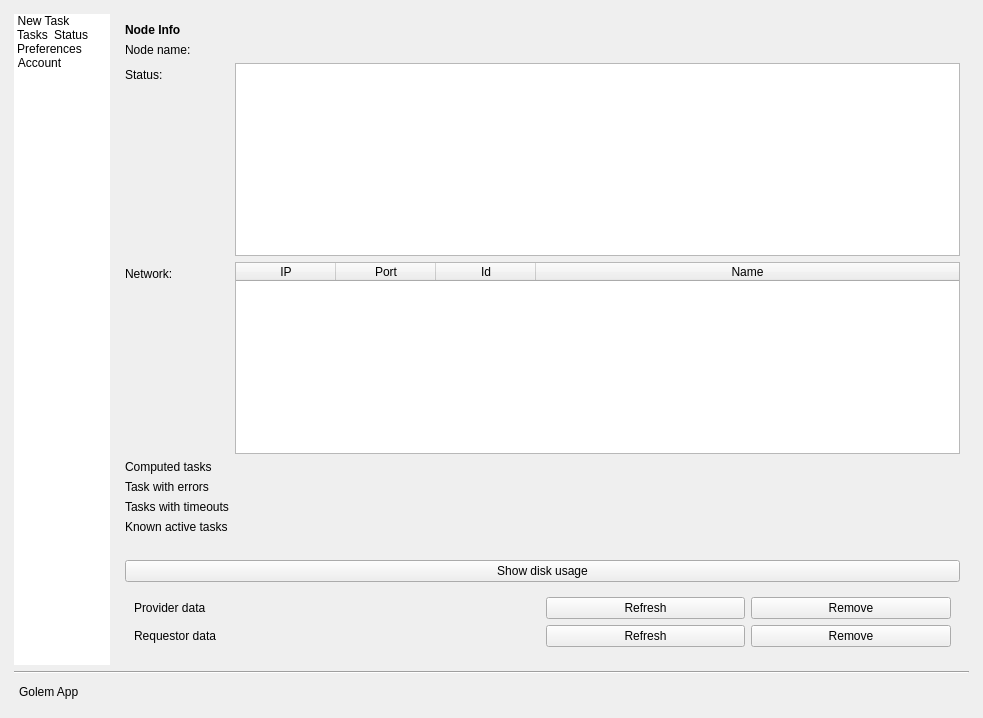
Before: the Qt Designer form gnr/ui/AppMainWindow.ui in golemfactory/clay, drawn with Qt 5.
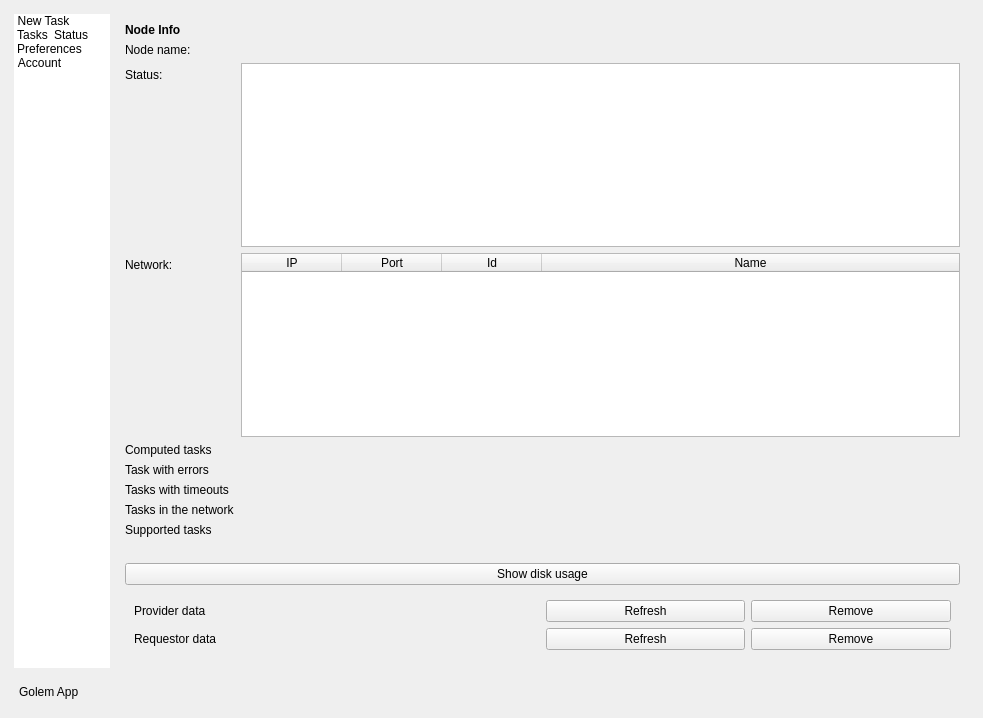
After: the same form once the commit is applied. The open tabs and pages were chosen to show the change. Icons and pictures are not drawn. Custom widgets are drawn as their Qt base class.

Commit message: Information about computed tasks

Diff of the .ui file:
```diff
--- a/gnr/ui/AppMainWindow.ui
+++ b/gnr/ui/AppMainWindow.ui
@@ -1479,7 +1479,7 @@
                    <string>Number of active tasks in Golem Net. </string>
                   </property>
                   <property name="text">
-                   <string>Known active tasks</string>
+                   <string>Tasks in the network</string>
                   </property>
                  </widget>
                 </item>
@@ -1490,7 +1490,7 @@
                   </property>
                  </widget>
                 </item>
-                <item row="7" column="0">
+                <item row="8" column="0">
                  <widget class="QLabel" name="estimatedRankLabel">
                   <property name="toolTip">
                    <string>Estimated rank of this machine. </string>
@@ -1500,6 +1500,20 @@
                   </property>
                  </widget>
                 </item>
+                <item row="7" column="0">
+                 <widget class="QLabel" name="supportedTasksLabel">
+                  <property name="text">
+                   <string>Supported tasks</string>
+                  </property>
+                 </widget>
+                </item>
+                <item row="7" column="1">
+                 <widget class="QLabel" name="supportedTasks">
+                  <property name="text">
+                   <string/>
+                  </property>
+                 </widget>
+                </item>
                </layout>
               </item>
              </layout>
```
Left out of the diff: 2 changed lines with no effect on the pictures. The commit also changes 2 other files.
